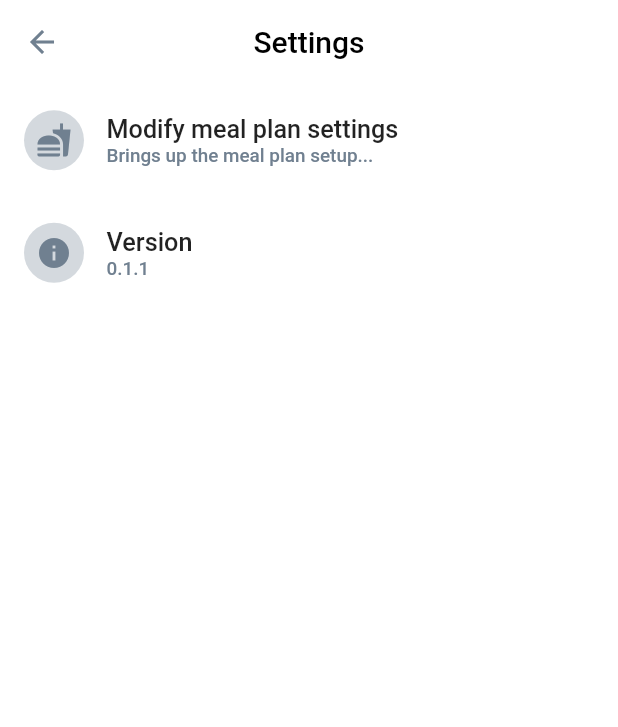
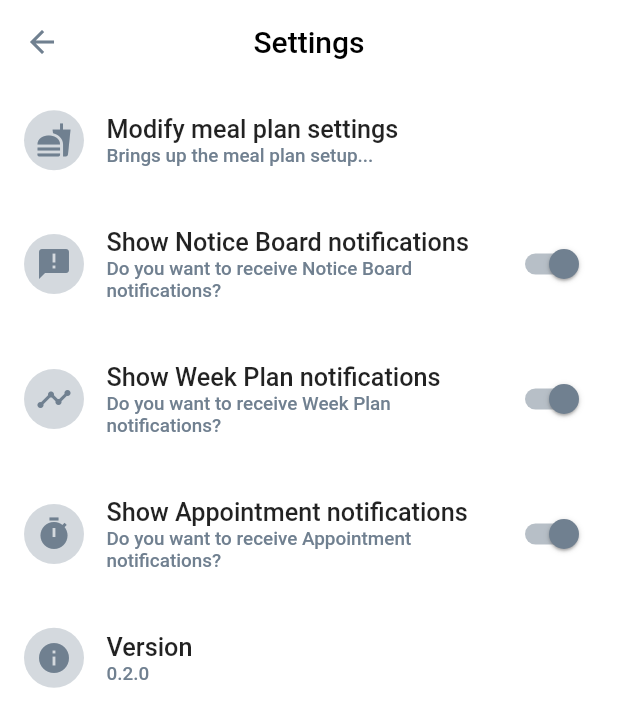
Before and after one commit to Fachschaft07/Guide7, a Flutter app: the SettingsView screen opened directly, on a phone screen of 412 x 824 dp. Shown: the top 727 px of the screen. Run offline on Flutter 3.47's test engine with Material 2 defaults, Android fonts, the phone set to English and light mode, and no system bars; our stand-ins replace animated_text_kit, auto_size_text, connectivity, fluro, flutter_local_notifications, flutter_markdown and 5 more; missing offline and left inert: background_fetch, flutter_pagewise, html2md; accounts and stored records are empty; statements that could not run were skipped.

Commit message:
#1 | Notifications toggleable

```diff
--- a/lib/localization/app_localizations.dart
+++ b/lib/localization/app_localizations.dart
@@ -6,7 +6,7 @@ import 'package:flutter/widgets.dart';
 /// Class containing localizations for the app (translations).
 class AppLocalizations {
   /// Version of the application.
-  static const String _appVersion = "0.1.1";
+  static const String _appVersion = "0.2.0";
 
   /// Create app localizations.
   AppLocalizations(this.locale);
@@ -115,6 +115,12 @@ class AppLocalizations {
     "canteen": "Mensa",
     "modify_meal_plan_settings": "Speiseplan Einstellungen ändern",
     "modify_meal_plan_settings.description": "Richte den Speiseplan ein...",
+    "show_notice_board_notifications": "Schwarzes Brett Benachrichtigungen",
+    "show_notice_board_notifications_description": "Willst du Benachrichtigungen vom Schwarzen Brett erhalten?",
+    "show_week_plan_notifications": "Wochenplan Benachrichtigungen",
+    "show_week_plan_notifications_description": "Willst du Benachrichtigungen vom Wochenplan erhalten?",
+    "show_appointment_notifications": "Termin Benachrichtigungen",
+    "show_appointment_notifications_description": "Willst du Benachrichtigungen über Termine und Fristen erhalten?",
   };
 
   /// English localized values.
@@ -207,6 +213,12 @@ class AppLocalizations {
     "canteen": "Canteen",
     "modify_meal_plan_settings": "Modify meal plan settings",
     "modify_meal_plan_settings.description": "Brings up the meal plan setup...",
+    "show_notice_board_notifications": "Show Notice Board notifications",
+    "show_notice_board_notifications_description": "Do you want to receive Notice Board notifications?",
+    "show_week_plan_notifications": "Show Week Plan notifications",
+    "show_week_plan_notifications_description": "Do you want to receive Week Plan notifications?",
+    "show_appointment_notifications": "Show Appointment notifications",
+    "show_appointment_notifications_description": "Do you want to receive Appointment notifications?",
   };
 
   /// Get localized value by [key].
@@ -382,4 +394,16 @@ class AppLocalizations {
   String get modifyMealPlanSettings => _get("modify_meal_plan_settings");
 
   String get modifyMealPlanSettingsDescription => _get("modify_meal_plan_settings.description");
+
+  String get showNoticeBoardNotifications => _get("show_notice_board_notifications");
+
+  String get showNoticeBoardNotificationsDescription => _get("show_notice_board_notifications_description");
+
+  String get showWeekPlanNotifications => _get("show_week_plan_notifications");
+
+  String get showWeekPlanNotificationsDescription => _get("show_week_plan_notifications_description");
+
+  String get showAppointmentNotifications => _get("show_appointment_notifications");
+
+  String get showAppointmentNotificationsDescription => _get("show_appointment_notifications_description");
 }
--- /dev/null
+++ b/lib/model/preferences/preferences.dart
@@ -0,0 +1,18 @@
+/// Preferences of the app.
+class Preferences {
+  /// Whether to show notice board notifications.
+  bool showNoticeBoardNotifications;
+
+  /// Whether to show week plan notifications.
+  bool showWeekPlanNotifications;
+
+  /// Whether to show appointment notifications.
+  bool showAppointmentNotifications;
+
+  /// Create preferences.
+  Preferences({
+    this.showNoticeBoardNotifications = true,
+    this.showWeekPlanNotifications = true,
+    this.showAppointmentNotifications = true,
+  });
+}
--- a/lib/ui/view/settings_view/settings_view.dart
+++ b/lib/ui/view/settings_view/settings_view.dart
@@ -1,9 +1,13 @@
+import 'dart:async';
+
 import 'package:fluro/fluro.dart';
 import 'package:flutter/material.dart';
 import 'package:flutter/widgets.dart';
 import 'package:guide7/app-routes.dart';
 import 'package:guide7/app.dart';
 import 'package:guide7/localization/app_localizations.dart';
+import 'package:guide7/model/preferences/preferences.dart';
+import 'package:guide7/storage/preferences/preferences_storage.dart';
 import 'package:guide7/ui/util/ui_util.dart';
 import 'package:guide7/ui/view/settings_view/settings_item/settings_item.dart';
 import 'package:guide7/util/custom_colors.dart';
@@ -17,6 +21,30 @@ class SettingsView extends StatefulWidget {
 
 /// State of the settings view.
 class _SettingsViewState extends State<SettingsView> {
+  /// Preferences of the app.
+  Preferences _preferences;
+
+  @override
+  void initState() {
+    super.initState();
+
+    _loadPreferences();
+  }
+
+  /// Load the apps preferences.
+  void _loadPreferences() async {
+    Preferences prefs = await PreferencesStorage().read();
+
+    setState(() {
+      _preferences = prefs;
+    });
+  }
+
+  /// Save the apps preferences.
+  Future<void> _savePreferences() async {
+    await PreferencesStorage().write(_preferences);
+  }
+
   @override
   Widget build(BuildContext context) => UIUtil.getScaffold(
         body: SafeArea(
@@ -45,6 +73,13 @@ class _SettingsViewState extends State<SettingsView> {
     List<Widget> items = List<Widget>();
 
     items.add(_buildModifyMealPlanInfoItem());
+
+    if (_preferences != null) {
+      items.add(_buildNoticeBoardNotificationSwitchItem());
+      items.add(_buildWeekPlanNotificationSwitchItem());
+      items.add(_buildAppointmentNotificationSwitchItem());
+    }
+
     items.add(_buildInfoItem());
 
     if (DebugUtil.isDebugMode) {
@@ -53,6 +88,72 @@ class _SettingsViewState extends State<SettingsView> {
     }
 
     return items;
+  }
+
+  /// Build item to toggle the notice board notifications.
+  Widget _buildNoticeBoardNotificationSwitchItem() {
+    return SettingsItem(
+      title: AppLocalizations.of(context).showNoticeBoardNotifications,
+      description: AppLocalizations.of(context).showNoticeBoardNotificationsDescription,
+      icon: Icons.announcement,
+      onTap: () async {
+        _preferences.showNoticeBoardNotifications = !_preferences.showNoticeBoardNotifications;
+
+        await _savePreferences();
+
+        setState(() {});
+      },
+      after: Switch(
+        value: _preferences.showNoticeBoardNotifications,
+        onChanged: (newValue) {
+          _preferences.showNoticeBoardNotifications = newValue;
+        },
+      ),
+    );
+  }
+
+  /// Build item to toggle the week plan notifications.
+  Widget _buildWeekPlanNotificationSwitchItem() {
+    return SettingsItem(
+      title: AppLocalizations.of(context).showWeekPlanNotifications,
+      description: AppLocalizations.of(context).showWeekPlanNotificationsDescription,
+      icon: Icons.timeline,
+      onTap: () async {
+        _preferences.showWeekPlanNotifications = !_preferences.showWeekPlanNotifications;
+
+        await _savePreferences();
+
+        setState(() {});
+      },
+      after: Switch(
+        value: _preferences.showWeekPlanNotifications,
+        onChanged: (newValue) {
+          _preferences.showWeekPlanNotifications = newValue;
+        },
+      ),
+    );
+  }
+
+  /// Build item to toggle the appointment notifications.
+  Widget _buildAppointmentNotificationSwitchItem() {
+    return SettingsItem(
+      title: AppLocalizations.of(context).showAppointmentNotifications,
+      description: AppLocalizations.of(context).showAppointmentNotificationsDescription,
+      icon: Icons.timer,
+      onTap: () async {
+        _preferences.showAppointmentNotifications = !_preferences.showAppointmentNotifications;
+
+        await _savePreferences();
+
+        setState(() {});
+      },
+      after: Switch(
+        value: _preferences.showAppointmentNotifications,
+        onChanged: (newValue) {
+          _preferences.showAppointmentNotifications = newValue;
+        },
+      ),
+    );
   }
 
   /// Build item to adjust the meal plan info.
--- a/lib/util/scheduler/task/appointment_task.dart
+++ b/lib/util/scheduler/task/appointment_task.dart
@@ -4,6 +4,8 @@ import 'package:connectivity/connectivity.dart';
 import 'package:guide7/connect/appointment/appointment_repository.dart';
 import 'package:guide7/connect/repository.dart';
 import 'package:guide7/model/appointment/appointment.dart';
+import 'package:guide7/model/preferences/preferences.dart';
+import 'package:guide7/storage/preferences/preferences_storage.dart';
 import 'package:guide7/util/notification/notification_manager.dart';
 import 'package:guide7/util/notification/payload_handler/appointment_payload_handler.dart';
 import 'package:guide7/util/scheduler/task/background_task.dart';
@@ -57,6 +59,9 @@ class AppointmentTask implements BackgroundTask {
 
       List<Appointment> upcomingAppointments = _getUpcomingAppointments(appointments, currentDate);
       if (upcomingAppointments.isNotEmpty) {
+        Preferences preferences = await PreferencesStorage().read();
+
+        if (preferences.showAppointmentNotifications) {
           NotificationManager().showNotification(
             title: "Erinnerung",
             content: upcomingAppointments.length == 1
@@ -64,6 +69,7 @@ class AppointmentTask implements BackgroundTask {
                 : "${upcomingAppointments.length} Termine beginnen in Kürze",
             payload: AppointmentPayloadHandler.payload,
           );
+        }
       }
     }
   }
--- a/lib/util/scheduler/task/week_plan_task.dart
+++ b/lib/util/scheduler/task/week_plan_task.dart
@@ -3,9 +3,11 @@ import 'dart:async';
 import 'package:connectivity/connectivity.dart';
 import 'package:guide7/connect/repository.dart';
 import 'package:guide7/connect/week_plan/week_plan_repository.dart';
+import 'package:guide7/model/preferences/preferences.dart';
 import 'package:guide7/model/weekplan/week_plan_event.dart';
 import 'package:guide7/model/weekplan/zpa/slot/types/regular_slot.dart';
 import 'package:guide7/model/weekplan/zpa/zpa_week_plan_event.dart';
+import 'package:guide7/storage/preferences/preferences_storage.dart';
 import 'package:guide7/util/notification/notification_manager.dart';
 import 'package:guide7/util/notification/payload_handler/week_plan_payload_handler.dart';
 import 'package:guide7/util/scheduler/task/background_task.dart';
@@ -41,6 +43,9 @@ class WeekPlanTask implements BackgroundTask {
     // Find changes.
     _WeekPlanChange _weekPlanChange = _getChange(oldEvents, newEvents);
 
+    Preferences preferences = await PreferencesStorage().read();
+
+    if (preferences.showWeekPlanNotifications) {
       if (_weekPlanChange.hasNew && _weekPlanChange.hasChanged) {
         NotificationManager().showNotification(
           title: "Der Wochenplan hat sich geändert",
@@ -59,6 +64,7 @@ class WeekPlanTask implements BackgroundTask {
           content: "Es gibt ${_weekPlanChange.newEvents.length} neue Ereignisse auf dem Wochenplan.",
           payload: WeekPlanPayloadHandler.payload,
         );
+      }
     }
   }
 
```
Also changed, not shown: lib/storage/preferences/preferences_storage.dart (added, +72 -0 lines), lib/util/scheduler/task/notice_board_task.dart (+11 -5 lines). Lines whose indentation alone changed are shown as unchanged.
